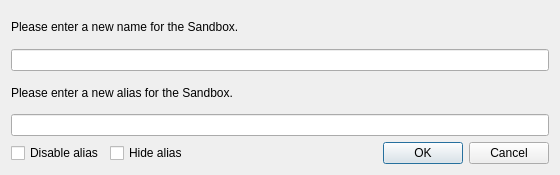
First picture: the form in SandboxiePlus/SandMan/Forms/RenameSandboxDialog.ui, repository sandboxie-plus/Sandboxie, before the edit.
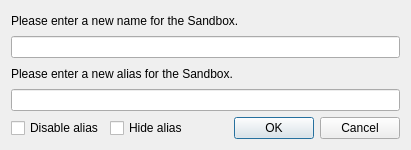
Second picture: the form after the edit.

Commit message: Resize rename dialog and default hide alias

Diff of the .ui file:
```diff
--- a/SandboxiePlus/SandMan/Forms/RenameSandboxDialog.ui
+++ b/SandboxiePlus/SandMan/Forms/RenameSandboxDialog.ui
@@ -6,10 +6,16 @@
    <rect>
     <x>0</x>
     <y>0</y>
-    <width>560</width>
-    <height>175</height>
+    <width>407</width>
+    <height>150</height>
    </rect>
   </property>
+  <property name="sizePolicy">
+   <sizepolicy hsizetype="Minimum" vsizetype="Preferred">
+    <horstretch>0</horstretch>
+    <verstretch>0</verstretch>
+   </sizepolicy>
+  </property>
   <property name="windowTitle">
    <string>Rename Sandbox</string>
   </property>
@@ -57,7 +63,10 @@
      <item>
       <spacer name="horizontalSpacerButtons">
        <property name="orientation">
-        <enum>Qt::Horizontal</enum>
+        <enum>Qt::Orientation::Horizontal</enum>
+       </property>
+       <property name="sizeType">
+        <enum>QSizePolicy::Policy::Minimum</enum>
        </property>
        <property name="sizeHint" stdset="0">
         <size>
```
The commit also changes 1 other file.
